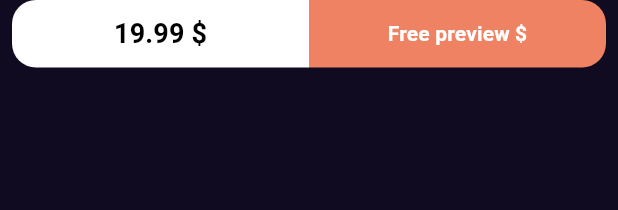
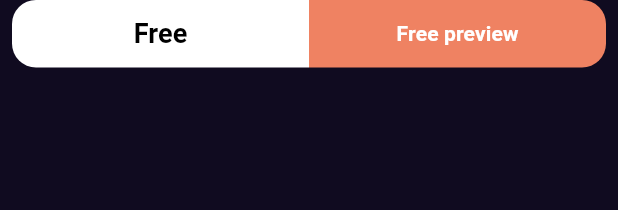
Before and after one commit to taha-majdlawi/bookly, a Flutter app: the BooksAction widget shown alone on an empty page, opened directly, on a phone screen of 412 x 824 dp. Shown: the top 210 px of the screen. Run offline on Flutter 3.47's test engine with Material 3 defaults, Android fonts, the phone set to English and light mode, and no system bars; our stand-ins replace bloc, cached_network_image, dartz, dio, equatable, flutter_bloc and 3 more; network calls fail; Roboto replaces fonts that are missing (Mochiy Pop One).

```diff
--- a/lib/core/widgets/custom_button.dart
+++ b/lib/core/widgets/custom_button.dart
@@ -28,7 +28,7 @@ class CustomButton extends StatelessWidget {
           ),
         ),
         child: Text(
-          '$text \$',
+          '$text',
           style: Styles.textStyle18.copyWith(
             color: textColor,
             fontSize: fontSize,
--- a/lib/features/home/presentation/screens/widgets/book_action.dart
+++ b/lib/features/home/presentation/screens/widgets/book_action.dart
@@ -13,7 +13,7 @@ class BooksAction extends StatelessWidget {
           Expanded(
             child: CustomButton(
               fontSize: 18,
-              text: '19.99',
+              text: 'Free',
               backgroundColor: Colors.white,
               textColor: Colors.black,
               borderRadius: BorderRadius.only(
```
Also changed, not shown: lib/features/home/presentation/screens/widgets/books_details_section.dart (+5 -3 lines).
